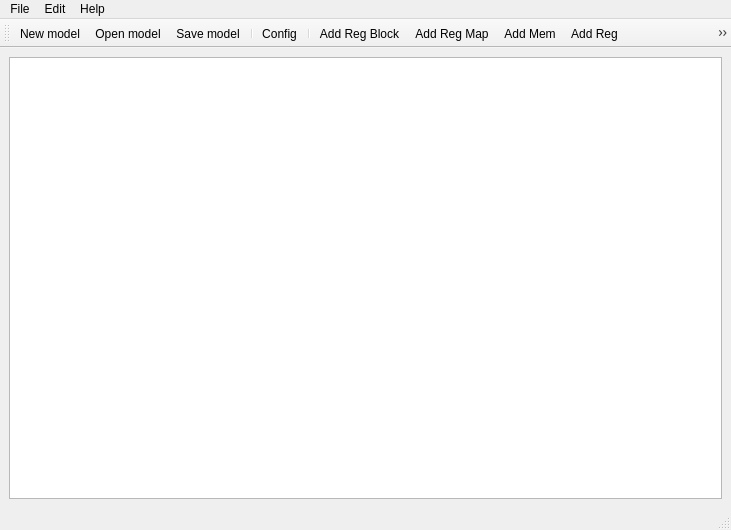
zkalves/rmap, file ui/rmap.ui: the form before one commit.
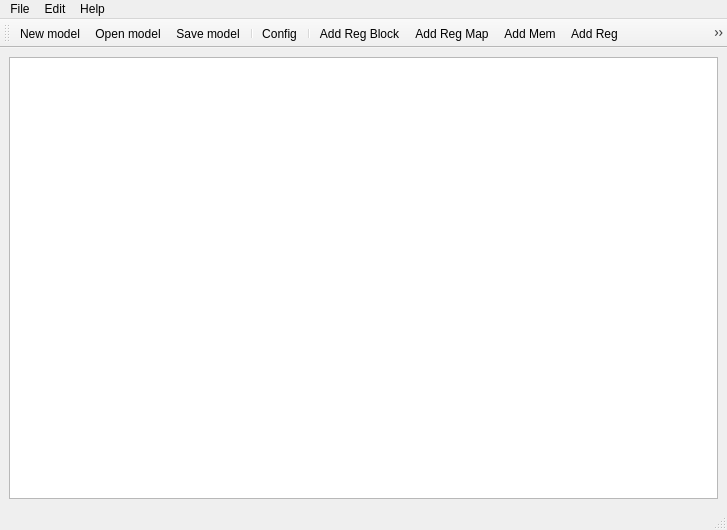
The form after the commit. Icons and pictures are not drawn. Custom widgets are drawn as their Qt base class.

The edit to the form file:
```diff
--- a/ui/rmap.ui
+++ b/ui/rmap.ui
@@ -6,7 +6,7 @@
    <rect>
     <x>0</x>
     <y>0</y>
-    <width>731</width>
+    <width>727</width>
     <height>530</height>
    </rect>
   </property>
@@ -68,7 +68,7 @@
     <rect>
      <x>0</x>
      <y>0</y>
-     <width>731</width>
+     <width>727</width>
      <height>25</height>
     </rect>
    </property>
```
Left out of the diff: 33 changed lines with no effect on the pictures.
